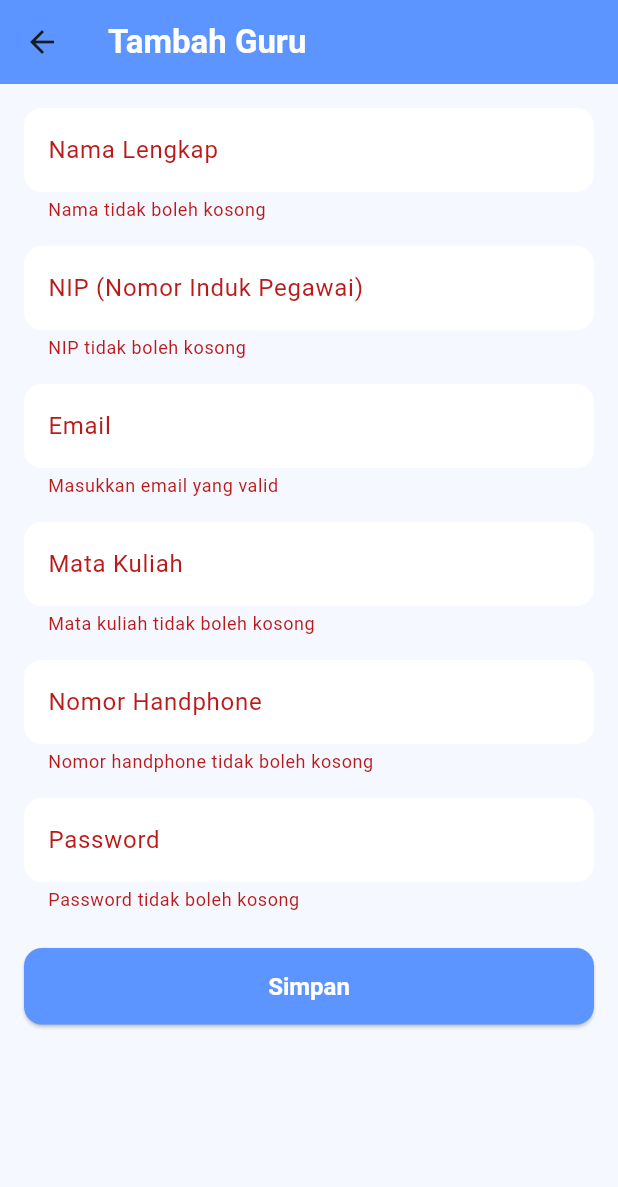
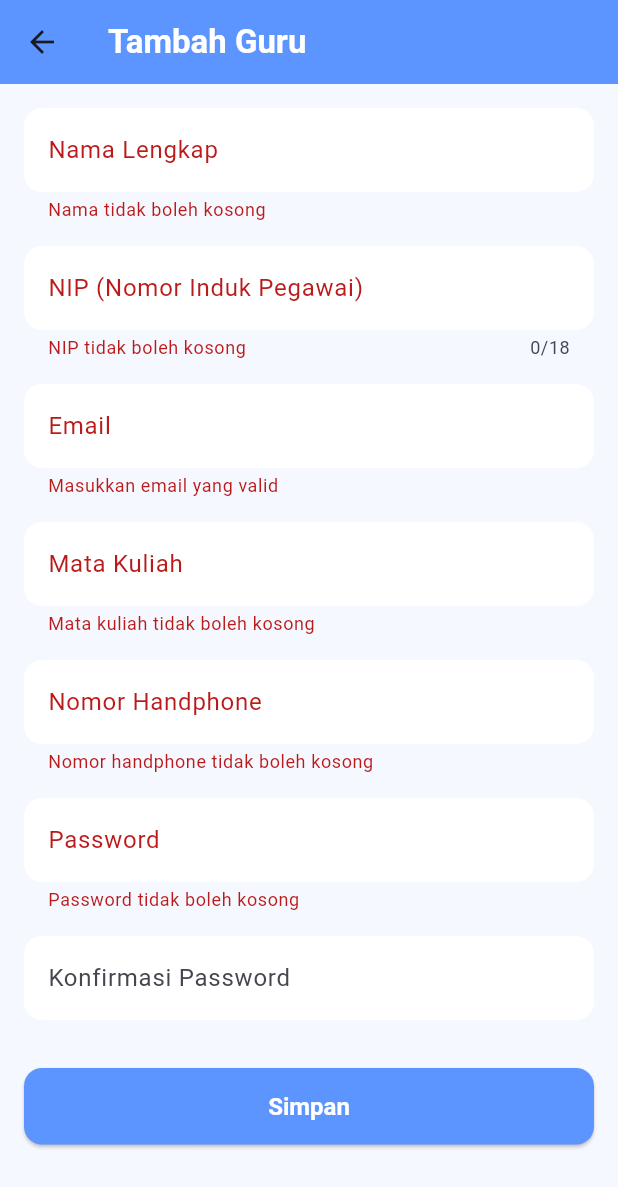
Before and after one commit to Linggaept/absensi-app, a Flutter app: the AddEditTeacherPage screen opened directly, after a tap on "Simpan", on a phone screen of 412 x 824 dp. Shown: the top 1187 px of the screen. Run offline on Flutter 3.47's test engine with Material 3 defaults, Android fonts, the phone set to English and light mode, and no system bars.

```diff
--- a/lib/common/constants/api_constants.dart
+++ b/lib/common/constants/api_constants.dart
@@ -2,6 +2,6 @@ class ApiConstants {
   // Ganti dengan IP address lokal Anda.
   // Gunakan 'http://10.0.2.2:PORT' jika menjalankan di emulator Android.
   // Gunakan 'http://localhost:PORT' jika menjalankan di web/desktop/iOS simulator.
-  static const String baseUrl = 'http://10.0.2.2:3000'; // Ganti 3000 dengan port Express Anda
+  static const String baseUrl = 'http://192.168.1.14:3000/api'; // Ganti 3000 dengan port Express Anda
   static const String loginUrl = '$baseUrl/api/auth/login';
 }
--- a/lib/common/models/teacher_model.dart
+++ b/lib/common/models/teacher_model.dart
@@ -1,19 +1,43 @@
 class Teacher {
-  final String id;
-  String nip; // Nomor Induk Pegawai
-  String fullName; // Nama Lengkap
-  String email;
-  String subject; // Mata Kuliah yang diampu
-  String phoneNumber; // Nomor Handphone
-  String? password; // Sebaiknya hanya digunakan saat membuat/update, jangan disimpan di state UI
+  final int id;
+  final String nama_lengkap;
+  final String nip;
+  final String email;
+  final int mata_kuliah_id;
+  final String nomor_handphone;
+  final String? password;
 
   Teacher({
     required this.id,
     required this.nip,
-    required this.fullName,
+    required this.nama_lengkap,
     required this.email,
-    required this.subject,
-    required this.phoneNumber,
+    required this.mata_kuliah_id,
+    required this.nomor_handphone,
     this.password, // Dibuat opsional
   });
+
+  factory Teacher.fromJson(Map<String, dynamic> json) {
+    return Teacher(
+      id: json['id'],
+      nama_lengkap: json['nama_lengkap'] ?? '', // Provide default value
+      nip: json['nip'] ?? '',
+      email: json['email'] ?? '',
+      mata_kuliah_id: json['mata_kuliah_id'] ?? 0,
+      nomor_handphone: json['nomor_handphone'] ?? '',
+      password: json['password'], // Password can be null
+    );
+  }
+
+  Map<String, dynamic> toJson() {
+    return {
+      "id": id,
+      "nama_lengkap": nama_lengkap,
+      "nip": nip,
+      "email": email,
+      "mata_kuliah_id": mata_kuliah_id,
+      "nomor_handphone": nomor_handphone,
+     "password": password,
+    };
+  }
 }
--- a/lib/features/admin/presentation/pages/add_edit_teacher_page.dart
+++ b/lib/features/admin/presentation/pages/add_edit_teacher_page.dart
@@ -18,19 +18,20 @@ class _AddEditTeacherPageState extends State<AddEditTeacherPage> {
   late TextEditingController _emailController;
   late TextEditingController _subjectController;
   late TextEditingController _phoneController;
-  late TextEditingController _passwordController;
+  final _passwordController = TextEditingController();
+  final _confirmPasswordController = TextEditingController();
   bool _isEditMode = false;
 
   @override
   void initState() {
     super.initState();
     _isEditMode = widget.teacher != null;
-    _fullNameController = TextEditingController(text: widget.teacher?.fullName ?? '');
     _nipController = TextEditingController(text: widget.teacher?.nip ?? '');
+    _fullNameController = TextEditingController(text: widget.teacher?.nama_lengkap ?? '');
     _emailController = TextEditingController(text: widget.teacher?.email ?? '');
-    _subjectController = TextEditingController(text: widget.teacher?.subject ?? '');
-    _phoneController = TextEditingController(text: widget.teacher?.phoneNumber ?? '');
-    _passwordController = TextEditingController();
+    _subjectController = TextEditingController(text: widget.teacher?.mata_kuliah_id.toString() ?? '');
+    _phoneController = TextEditingController(text: widget.teacher?.nomor_handphone ?? '');
+
   }
 
   @override
@@ -40,22 +41,34 @@ class _AddEditTeacherPageState extends State<AddEditTeacherPage> {
     _emailController.dispose();
     _subjectController.dispose();
     _phoneController.dispose();
+    _confirmPasswordController.dispose();
+    if (!_isEditMode) {
       _passwordController.dispose();
+    }
     super.dispose();
   }
 
-  void _saveForm() {
-    if (_formKey.currentState!.validate()) {
-      final teacherData = Teacher(
-        id: widget.teacher?.id ?? '', // ID will be generated by service if new
-        fullName: _fullNameController.text,
+  void _submit() async {
+    if (!_formKey.currentState!.validate()) return;
+
+    final teacher = Teacher(
+      id: widget.teacher?.id ?? 0,
+      nama_lengkap: _fullNameController.text,
       nip: _nipController.text,
       email: _emailController.text,
-        subject: _subjectController.text,
-        phoneNumber: _phoneController.text,
+      mata_kuliah_id: int.tryParse(_subjectController.text) ?? 0,
+      nomor_handphone: _phoneController.text,
       password: _passwordController.text.isNotEmpty ? _passwordController.text : null,
     );
-      Navigator.of(context).pop(teacherData);
+
+    Navigator.of(context).pop(teacher);
+
+    if (widget.teacher == null) {
+      // await _teacherService.addTeacher(teacher);
+      print('Menambahkan guru baru: ${teacher.nama_lengkap}');
+    } else {
+      // await _teacherService.updateTeacher(teacher);
+      print('Memperbarui guru: ${teacher.nama_lengkap}');
     }
   }
 
@@ -71,8 +84,9 @@ class _AddEditTeacherPageState extends State<AddEditTeacherPage> {
         padding: const EdgeInsets.all(16.0),
         child: Form(
           key: _formKey,
-          child: Column(
-            crossAxisAlignment: CrossAxisAlignment.stretch,
+          child: ListView(
+            shrinkWrap: true,
+           physics: const NeverScrollableScrollPhysics(),
             children: [
               TextFormField(
                 controller: _fullNameController,
@@ -85,8 +99,9 @@ class _AddEditTeacherPageState extends State<AddEditTeacherPage> {
                 },
               ),
               const SizedBox(height: 16),
-              TextFormField(
-                controller: _nipController,
+              TextFormField(controller: _nipController,
+                enabled: !_isEditMode,
+                maxLength: 18,
                 decoration: const InputDecoration(labelText: 'NIP (Nomor Induk Pegawai)'),
                 keyboardType: TextInputType.number,
                 validator: (value) {
@@ -96,8 +111,7 @@ class _AddEditTeacherPageState extends State<AddEditTeacherPage> {
                   return null;
                 },
               ),
-              const SizedBox(height: 16),
-              TextFormField(
+              const SizedBox(height: 16), TextFormField(
                 controller: _emailController,
                 decoration: const InputDecoration(labelText: 'Email'),
                 keyboardType: TextInputType.emailAddress,
@@ -108,8 +122,7 @@ class _AddEditTeacherPageState extends State<AddEditTeacherPage> {
                   return null;
                 },
               ),
-              const SizedBox(height: 16),
-              TextFormField(
+              const SizedBox(height: 16), TextFormField(
                 controller: _subjectController,
                 decoration: const InputDecoration(labelText: 'Mata Kuliah'),
                 validator: (value) {
@@ -119,8 +132,7 @@ class _AddEditTeacherPageState extends State<AddEditTeacherPage> {
                   return null;
                 },
               ),
-              const SizedBox(height: 16),
-              TextFormField(
+              const SizedBox(height: 16), TextFormField(
                 controller: _phoneController,
                 decoration: const InputDecoration(labelText: 'Nomor Handphone'),
                 keyboardType: TextInputType.phone,
@@ -131,23 +143,40 @@ class _AddEditTeacherPageState extends State<AddEditTeacherPage> {
                   return null;
                 },
               ),
-              const SizedBox(height: 16),
+              const SizedBox(height: 16), if (!_isEditMode)
                  TextFormField(
                    controller: _passwordController,
-                decoration: InputDecoration(
-                  labelText: 'Password',
-                  hintText: _isEditMode ? 'Kosongkan jika tidak ingin mengubah' : null,
-                ),
+                   decoration: const InputDecoration(labelText: 'Password'),
                    obscureText: true,
                    validator: (value) {
-                  if (!_isEditMode && (value == null || value.isEmpty)) {
+                     if (value == null || value.isEmpty) {
                        return 'Password tidak boleh kosong';
+                     }
+                     if (value.length < 6) {
+                       return 'Password minimal 6 karakter';
                      }
                      return null;
                    },
                  ),
-              const SizedBox(height: 24),
-              ElevatedButton(onPressed: _saveForm, style: ElevatedButton.styleFrom(padding: const EdgeInsets.symmetric(vertical: 16)), child: const Text('Simpan')),
+              const SizedBox(height: 16), if (!_isEditMode)
+                 TextFormField(
+                   controller: _confirmPasswordController,
+                   decoration: const InputDecoration(labelText: 'Konfirmasi Password'),
+                   obscureText: true,
+                   validator: (value) {
+                     if (value != _passwordController.text) {
+                       return 'Password tidak sama';
+                     }
+                     return null;
+                   },
+                 ),
+              const SizedBox(height: 32),
+              ElevatedButton(
+                onPressed: _submit,
+                style: ElevatedButton.styleFrom(
+                    padding: const EdgeInsets.symmetric(vertical: 16)),
+                child: const Text('Simpan'),
+              ),
             ],
           ),
         ),
--- a/pubspec.yaml
+++ b/pubspec.yaml
@@ -32,6 +32,7 @@ dependencies:
   flutter:
     sdk: flutter
   http: ^1.2.1
+  # shared_preferences: ^2.1.0
 
   # The following adds the Cupertino Icons font to your application.
   # Use with the CupertinoIcons class for iOS style icons.
```
Also changed, not shown: lib/features/admin/data/teacher_service.dart (+89 -66 lines), lib/features/admin/presentation/pages/manage_teachers_page.dart (+5 -4 lines), lib/features/auth/data/auth_service.dart (+33 -11 lines), lib/features/auth/data/simple_token_service.dart (added, +31 -0 lines), lib/features/auth/presentation/pages/login_page.dart (+52 -40 lines). Lines whose indentation alone changed are shown as unchanged.
